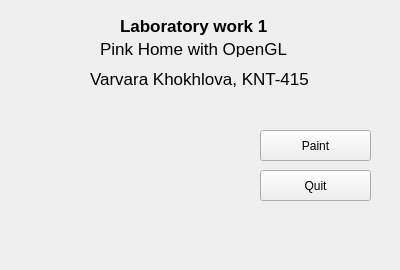
Old version of the form Lab2-Rotate3DOpenGL/mainwindow.ui in the repository KashaVarya/M-ACG.
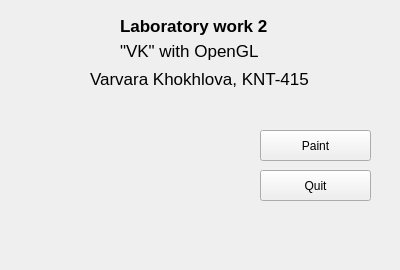
New version of the form.

```diff
--- a/Lab2-Rotate3DOpenGL/mainwindow.ui
+++ b/Lab2-Rotate3DOpenGL/mainwindow.ui
@@ -57,16 +57,16 @@
      </font>
     </property>
     <property name="text">
-     <string>Laboratory work 1</string>
+     <string>Laboratory work 2</string>
     </property>
    </widget>
    <widget class="QLabel" name="label_2">
     <property name="geometry">
      <rect>
-      <x>100</x>
+      <x>120</x>
       <y>40</y>
-      <width>201</width>
-      <height>17</height>
+      <width>151</width>
+      <height>21</height>
      </rect>
     </property>
     <property name="font">
@@ -75,7 +75,7 @@
      </font>
     </property>
     <property name="text">
-     <string>Pink Home with OpenGL</string>
+     <string>&quot;VK&quot; with OpenGL</string>
     </property>
    </widget>
    <widget class="QLabel" name="label_3">
```
